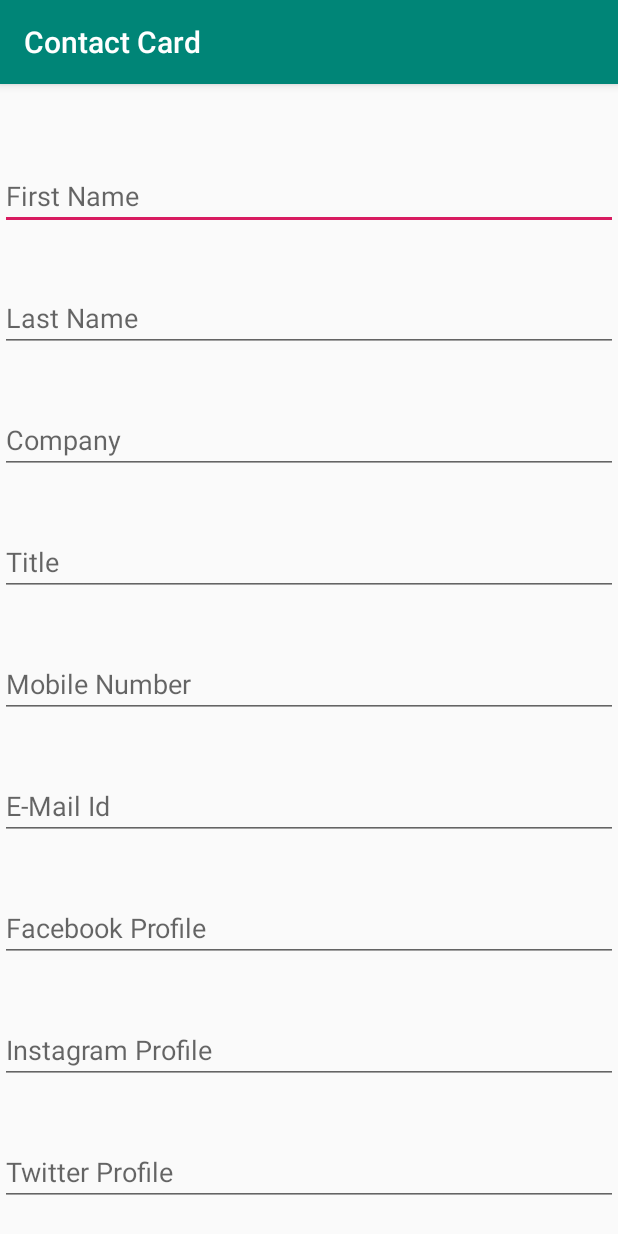
After one commit to InvincibleSarthak/Contact-Sharing, an Android app: the Main2Activity screen opened directly, with no data from a screen before it, on a phone screen of 412 x 824 dp. The commit adds this screen. Run offline under Robolectric (Android 15) with nearby library versions, the phone set to English and light mode, and no system bars.

Commit message:
Activity 1 and 2 demo ready, Activity 3 starting step

```diff
--- a/app/src/main/AndroidManifest.xml
+++ b/app/src/main/AndroidManifest.xml
@@ -9,6 +9,8 @@
         android:roundIcon="@mipmap/ic_launcher_round"
         android:supportsRtl="true"
         android:theme="@style/AppTheme">
+        <activity android:name=".Main3Activity"></activity>
+        <activity android:name=".Main2Activity" />
         <activity android:name=".MainActivity">
             <intent-filter>
                 <action android:name="android.intent.action.MAIN" />
--- /dev/null
+++ b/app/src/main/java/com/sarthaksharma/contactcard/Main2Activity.java
@@ -0,0 +1,13 @@
+package com.sarthaksharma.contactcard;
+
+import android.support.v7.app.AppCompatActivity;
+import android.os.Bundle;
+
+public class Main2Activity extends AppCompatActivity {
+
+    @Override
+    protected void onCreate(Bundle savedInstanceState) {
+        super.onCreate(savedInstanceState);
+        setContentView(R.layout.activity_main2);
+    }
+}
--- /dev/null
+++ b/app/src/main/java/com/sarthaksharma/contactcard/Main3Activity.java
@@ -0,0 +1,13 @@
+package com.sarthaksharma.contactcard;
+
+import android.support.v7.app.AppCompatActivity;
+import android.os.Bundle;
+
+public class Main3Activity extends AppCompatActivity {
+
+    @Override
+    protected void onCreate(Bundle savedInstanceState) {
+        super.onCreate(savedInstanceState);
+        setContentView(R.layout.activity_main3);
+    }
+}
--- a/app/src/main/java/com/sarthaksharma/contactcard/MainActivity.java
+++ b/app/src/main/java/com/sarthaksharma/contactcard/MainActivity.java
@@ -1,7 +1,10 @@
 package com.sarthaksharma.contactcard;
 
+import android.content.Intent;
 import android.support.v7.app.AppCompatActivity;
 import android.os.Bundle;
+import android.view.View;
+import android.widget.Toast;
 
 public class MainActivity extends AppCompatActivity {
 
@@ -10,4 +13,10 @@ public class MainActivity extends AppCompatActivity {
         super.onCreate(savedInstanceState);
         setContentView(R.layout.activity_main);
     }
+
+    public void login(View view) {
+        Intent intent = new Intent(this,Main2Activity.class);
+        startActivity(intent);
+        Toast.makeText(this,"Button Clicked",Toast.LENGTH_SHORT).show();
+    }
 }
--- a/app/src/main/res/layout/activity_main.xml
+++ b/app/src/main/res/layout/activity_main.xml
@@ -41,6 +41,7 @@
         android:layout_width="wrap_content"
         android:layout_height="wrap_content"
         android:text="@string/login"
+        android:onClick="login"
         app:layout_constraintBottom_toBottomOf="parent"
         app:layout_constraintEnd_toEndOf="parent"
         app:layout_constraintHorizontal_bias="0.498"
--- /dev/null
+++ b/app/src/main/res/layout/activity_main2.xml
@@ -0,0 +1,144 @@
+<?xml version="1.0" encoding="utf-8"?>
+<RelativeLayout xmlns:android="http://schemas.android.com/apk/res/android"
+    xmlns:app="http://schemas.android.com/apk/res-auto"
+    xmlns:tools="http://schemas.android.com/tools"
+    android:layout_width="match_parent"
+    android:layout_height="match_parent"
+    tools:context=".Main2Activity">
+
+    <ScrollView
+        android:layout_width="match_parent"
+        android:layout_height="wrap_content"
+        android:layout_alignParentStart="true"
+        android:layout_alignParentTop="true"
+        android:layout_alignParentLeft="true">
+
+        <LinearLayout
+            android:layout_width="match_parent"
+            android:layout_height="wrap_content"
+            android:orientation="horizontal">
+            <LinearLayout
+                android:layout_width="wrap_content"
+                android:layout_height="match_parent"
+                android:orientation="vertical">
+
+            </LinearLayout>
+
+            <LinearLayout
+                android:layout_width="match_parent"
+                android:layout_height="wrap_content"
+                android:orientation="vertical">
+
+                <EditText
+                    android:id="@+id/firstName"
+                    android:layout_width="match_parent"
+                    android:layout_height="wrap_content"
+                    android:layout_marginTop="52dp"
+                    android:ems="10"
+                    android:hint="@string/first_name"
+                    android:inputType="textPersonName"
+                    app:layout_constraintEnd_toEndOf="parent"
+                    app:layout_constraintStart_toStartOf="parent"
+                    app:layout_constraintTop_toTopOf="parent" />
+
+                <EditText
+                    android:id="@+id/lastName"
+                    android:layout_width="match_parent"
+                    android:layout_height="wrap_content"
+                    android:layout_marginTop="36dp"
+                    android:ems="10"
+                    android:hint="@string/last_name"
+                    android:inputType="textPersonName"
+                    app:layout_constraintEnd_toEndOf="parent"
+                    app:layout_constraintStart_toStartOf="parent"
+                    app:layout_constraintTop_toBottomOf="@+id/firstName" />
+
+                <EditText
+                    android:id="@+id/company_name"
+                    android:layout_width="match_parent"
+                    android:layout_height="wrap_content"
+                    android:layout_marginTop="36dp"
+                    android:ems="10"
+                    android:hint="@string/company"
+                    android:inputType="textPersonName"
+                    app:layout_constraintEnd_toEndOf="parent"
+                    app:layout_constraintStart_toStartOf="parent"
+                    app:layout_constraintTop_toBottomOf="@+id/lastName" />
+
+                <EditText
+                    android:id="@+id/company_title"
+                    android:layout_width="match_parent"
+                    android:layout_height="wrap_content"
+                    android:layout_marginTop="36dp"
+                    android:ems="10"
+                    android:hint="@string/company_title"
+                    android:inputType="textPersonName"
+                    app:layout_constraintEnd_toEndOf="parent"
+                    app:layout_constraintStart_toStartOf="parent"
+                    app:layout_constraintTop_toBottomOf="@+id/company_name" />
+
+                <EditText
+                    android:id="@+id/mobile_number"
+                    android:layout_width="match_parent"
+                    android:layout_height="wrap_content"
+                    android:layout_marginTop="36dp"
+                    android:ems="10"
+                    android:hint="@string/mobile_number"
+                    android:inputType="phone"
+                    app:layout_constraintEnd_toEndOf="parent"
+                    app:layout_constraintStart_toStartOf="parent"
+                    app:layout_constraintTop_toBottomOf="@+id/company_title" />
+
+                <EditText
+                    android:id="@+id/email_address"
+                    android:layout_width="match_parent"
+                    android:layout_height="wrap_content"
+                    android:layout_marginTop="36dp"
+                    android:ems="10"
+                    android:hint="@string/e_mail_id"
+                    android:inputType="textEmailAddress"
+                    app:layout_constraintEnd_toEndOf="parent"
+                    app:layout_constraintStart_toStartOf="parent"
+                    app:layout_constraintTop_toBottomOf="@+id/mobile_number" />
+
+                <EditText
+                    android:id="@+id/profile1"
+                    android:layout_width="match_parent"
+                    android:layout_height="wrap_content"
+                    android:layout_marginTop="36dp"
+                    android:ems="10"
+                    android:hint="Facebook Profile"
+                    android:inputType="textPersonName"
+                    app:layout_constraintEnd_toEndOf="parent"
+                    app:layout_constraintStart_toStartOf="parent"
+                    app:layout_constraintTop_toBottomOf="@+id/email_address" />
+
+                <EditText
+                    android:id="@+id/profile2"
+                    android:layout_width="match_parent"
+                    android:layout_height="wrap_content"
+                    android:layout_marginTop="36dp"
+                    android:ems="10"
+                    android:hint="Instagram Profile"
+                    android:inputType="textPersonName"
+                    app:layout_constraintEnd_toEndOf="parent"
+                    app:layout_constraintStart_toStartOf="parent"
+                    app:layout_constraintTop_toBottomOf="@+id/profile1" />
+
+                <EditText
+                    android:id="@+id/profile3"
+                    android:layout_width="match_parent"
+                    android:layout_height="wrap_content"
+                    android:layout_marginTop="36dp"
+                    android:ems="10"
+                    android:hint="Twitter Profile"
+                    android:inputType="textPersonName"
+                    app:layout_constraintTop_toBottomOf="@+id/profile2"
+                    tools:layout_editor_absoluteX="99dp"
+                    tools:layout_editor_absoluteY="618dp" />
+            </LinearLayout>
+
+        </LinearLayout>
+    </ScrollView>
+
+</RelativeLayout>
--- /dev/null
+++ b/app/src/main/res/layout/activity_main3.xml
@@ -0,0 +1,9 @@
+<?xml version="1.0" encoding="utf-8"?>
+<android.support.constraint.ConstraintLayout xmlns:android="http://schemas.android.com/apk/res/android"
+    xmlns:app="http://schemas.android.com/apk/res-auto"
+    xmlns:tools="http://schemas.android.com/tools"
+    android:layout_width="match_parent"
+    android:layout_height="match_parent"
+    tools:context=".Main3Activity">
+
+</android.support.constraint.ConstraintLayout>
--- a/app/src/main/res/values/strings.xml
+++ b/app/src/main/res/values/strings.xml
@@ -5,4 +5,10 @@
     <string name="login">LOGIN</string>
     <string name="welcome">Welcome,</string>
     <string name="sign_in">Sign in to continue</string>
+    <string name="first_name">First Name</string>
+    <string name="last_name">Last Name</string>
+    <string name="company">Company</string>
+    <string name="company_title">Title</string>
+    <string name="mobile_number">Mobile Number</string>
+    <string name="e_mail_id">E-Mail Id</string>
 </resources>
```
